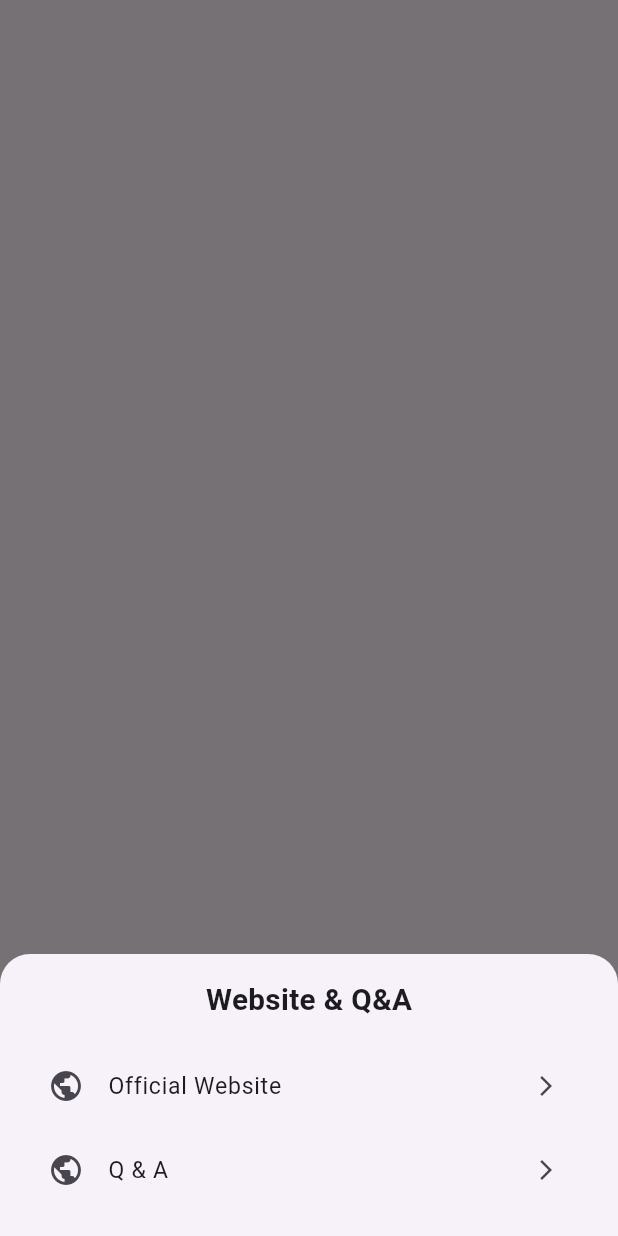
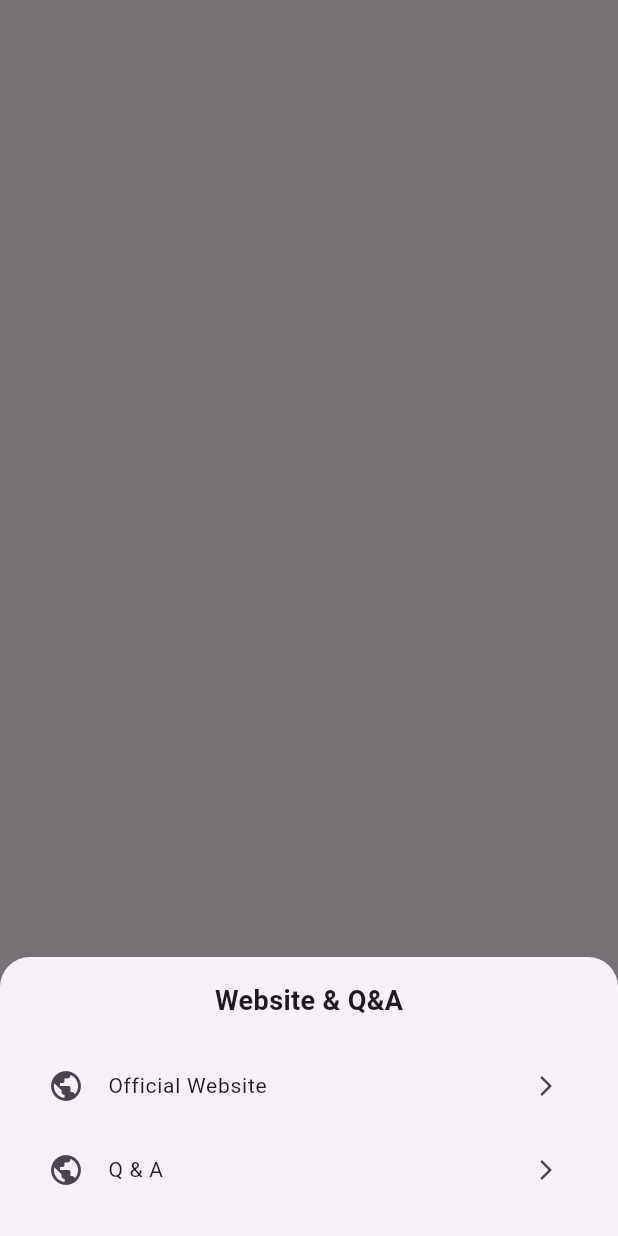
Before and after one commit to vidyasekaran/nondual_app12, a Flutter app: what showWebLinksBottomSheet() shows on an empty page, opened directly, on a phone screen of 412 x 824 dp. Run offline on Flutter 3.47's test engine with Material 3 defaults, Android fonts, the phone set to English and light mode, and no system bars; our stand-ins replace animated_text_kit, font_awesome_flutter, google_fonts, image_picker, just_audio, lucide_icons and 1 more; missing offline and left inert: in_app_update; accounts and stored records are empty; network calls fail.

Commit message:
samsung s24 safearea implemented for website and gm-gpt

```diff
--- a/lib/utils/resourcegrid_nice.dart
+++ b/lib/utils/resourcegrid_nice.dart
@@ -381,13 +381,14 @@ void showWebLinksBottomSheet(BuildContext context) {
     ),
 
     builder: (_) {
-      final mediaQuery = MediaQuery.of(context);
-      final width = mediaQuery.size.width;
-      final scale = (width / 375).clamp(0.85, 1.1);
+      //final mediaQuery = MediaQuery.of(context);
+      // final width = mediaQuery.size.width;
+      // final scale = (width / 375).clamp(0.85, 1.1);
 
-      return MediaQuery(
-        data: mediaQuery.copyWith(textScaler: const TextScaler.linear(1.0)),
-        child: SafeArea(
+      //return MediaQuery(
+      //  data: mediaQuery.copyWith(textScaler: const TextScaler.linear(1.0)),
+      //  child: SafeArea(
+      return SafeArea(
         child: Padding(
           padding: const EdgeInsets.all(16),
           child: Column(
@@ -396,7 +397,8 @@ void showWebLinksBottomSheet(BuildContext context) {
               Text(
                 "Website & Q&A",
                 style: TextStyle(
-                    fontSize: 18 * scale,
+                  //fontSize: 18 * scale,
+                  fontSize: 18,
                   fontWeight: FontWeight.bold,
                 ),
               ),
@@ -408,22 +410,20 @@ void showWebLinksBottomSheet(BuildContext context) {
                   title: Text(
                     item.title,
                     textScaler: const TextScaler.linear(1.0),
-                      style: TextStyle(fontSize: 14 * scale),
+                    style: TextStyle(fontSize: 14),
                   ),
+
+                  // style: TextStyle(fontSize: 14 * scale),
                   trailing: const Icon(Icons.arrow_forward_ios, size: 16),
 
                   onTap: () async {
                     Navigator.pop(context);
                     final uri = Uri.parse(item.url);
-                      await launchUrl(
-                        uri,
-                        mode: LaunchMode.externalApplication,
-                      );
+                    await launchUrl(uri, mode: LaunchMode.externalApplication);
                   },
                 );
               }).toList(),
             ],
-            ),
           ),
         ),
       );
@@ -439,12 +439,12 @@ void showGmGptBottomSheet(BuildContext context) {
       borderRadius: BorderRadius.vertical(top: Radius.circular(20)),
     ),
     builder: (_) {
-      final mediaQuery = MediaQuery.of(context);
+      /* final mediaQuery = MediaQuery.of(context);
       final width = mediaQuery.size.width;
       final scale = (width / 375).clamp(0.85, 1.1);
       return MediaQuery(
-        data: mediaQuery.copyWith(textScaler: const TextScaler.linear(1.0)),
-        child: SafeArea(
+        data: mediaQuery.copyWith(textScaler: const TextScaler.linear(1.0)),*/
+      return SafeArea(
         child: Padding(
           padding: const EdgeInsets.all(16),
           child: Column(
@@ -453,7 +453,7 @@ void showGmGptBottomSheet(BuildContext context) {
               Text(
                 "GM GPT – AI Guidance",
                 textScaler: const TextScaler.linear(1.0),
-                  style: TextStyle(fontSize: 18 * scale),
+                style: TextStyle(fontSize: 18),
               ),
 
               const SizedBox(height: 8),
@@ -462,7 +462,7 @@ void showGmGptBottomSheet(BuildContext context) {
                 "This opens a personal AI conversation with GM GPT",
                 textAlign: TextAlign.center,
                 textScaler: const TextScaler.linear(1.0),
-                  style: TextStyle(fontSize: 14 * scale, color: Colors.black54),
+                style: TextStyle(fontSize: 14, color: Colors.black54),
               ),
 
               const SizedBox(height: 16),
@@ -473,26 +473,19 @@ void showGmGptBottomSheet(BuildContext context) {
                   title: Text(
                     item.title,
                     textScaler: const TextScaler.linear(1.0),
-                      style: TextStyle(
-                        fontSize: 14 * scale,
-                        color: Colors.black54,
-                      ),
+                    style: TextStyle(fontSize: 14, color: Colors.black54),
                   ),
                   trailing: const Icon(Icons.arrow_forward_ios, size: 16),
                   onTap: () async {
                     Navigator.pop(context);
                     final uri = Uri.parse(item.url);
-                      await launchUrl(
-                        uri,
-                        mode: LaunchMode.externalApplication,
-                      );
+                    await launchUrl(uri, mode: LaunchMode.externalApplication);
                   },
                 );
               }).toList(),
             ],
           ),
         ),
-        ),
       );
     },
   );
```
Lines whose indentation alone changed are shown as unchanged.
